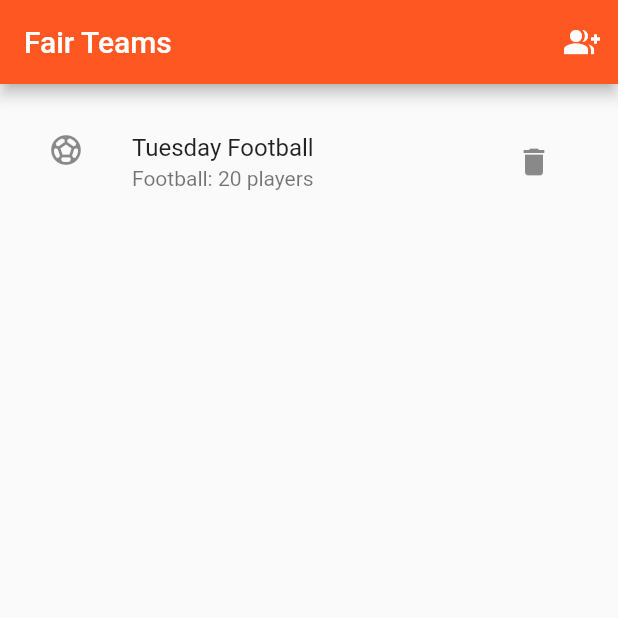
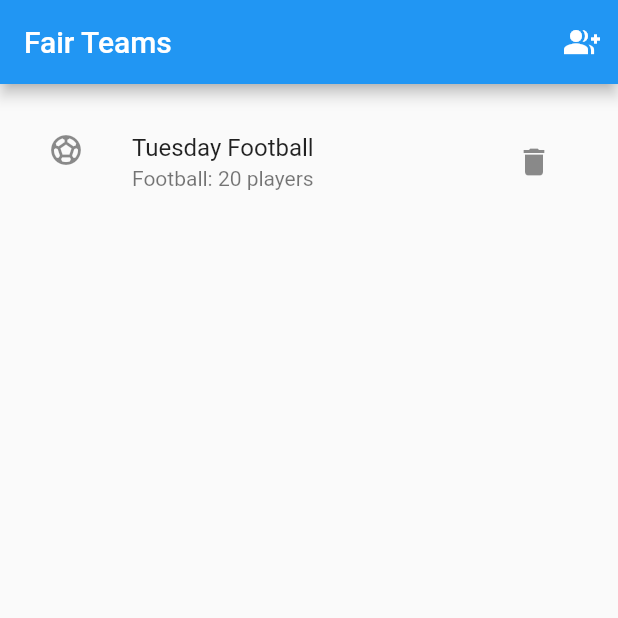
Before and after one commit to jahall/fairteams, a Flutter app: the screen it shows after launch, on a phone screen of 412 x 824 dp, the top half of it. Run offline on Flutter 3.47's test engine with Material 2 defaults, Android fonts, the light colour scheme and no system bars.

Commit message:
Back to blue

```diff
--- a/lib/main.dart
+++ b/lib/main.dart
@@ -19,7 +19,7 @@ class App extends StatelessWidget {
     return MaterialApp(
       title: 'Fair Teams',
       theme: ThemeData(
-        primarySwatch: Colors.deepOrange,
+        primarySwatch: Colors.blue,
       ),
       home: const Home(title: 'Fair Teams'),
     );
```
